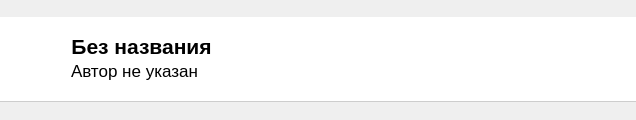
Qt form public/ui/ui_track_card.ui (crockshine/UP-05-Korolev.M.N-204) before a commit.
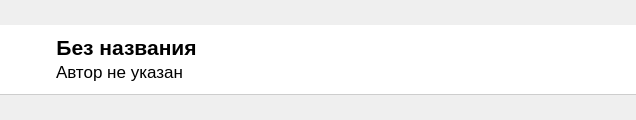
The same form after that commit. Icons and pictures are not drawn.

```diff
--- a/public/ui/ui_track_card.ui
+++ b/public/ui/ui_track_card.ui
@@ -62,13 +62,13 @@
      </property>
      <layout class="QHBoxLayout" name="horizontalLayout_2">
       <property name="leftMargin">
-       <number>0</number>
+       <number>5</number>
       </property>
       <property name="topMargin">
        <number>10</number>
       </property>
       <property name="rightMargin">
-       <number>0</number>
+       <number>5</number>
       </property>
       <property name="bottomMargin">
        <number>10</number>
@@ -83,14 +83,14 @@
         </property>
         <property name="minimumSize">
          <size>
-          <width>65</width>
-          <height>65</height>
+          <width>45</width>
+          <height>45</height>
          </size>
         </property>
         <property name="maximumSize">
          <size>
-          <width>65</width>
-          <height>65</height>
+          <width>45</width>
+          <height>45</height>
          </size>
         </property>
         <property name="styleSheet">
@@ -124,7 +124,8 @@
         <property name="styleSheet">
          <string notr="true">border: none;
 border-radius: 0;
-color: black</string>
+color: black;
+background: transparent;</string>
         </property>
         <layout class="QVBoxLayout" name="verticalLayout">
          <property name="spacing">
@@ -207,7 +208,7 @@
         </property>
         <property name="styleSheet">
          <string notr="true">border: none;
-opacity: 50%</string>
+background: transparent</string>
         </property>
         <property name="text">
          <string/>
```
